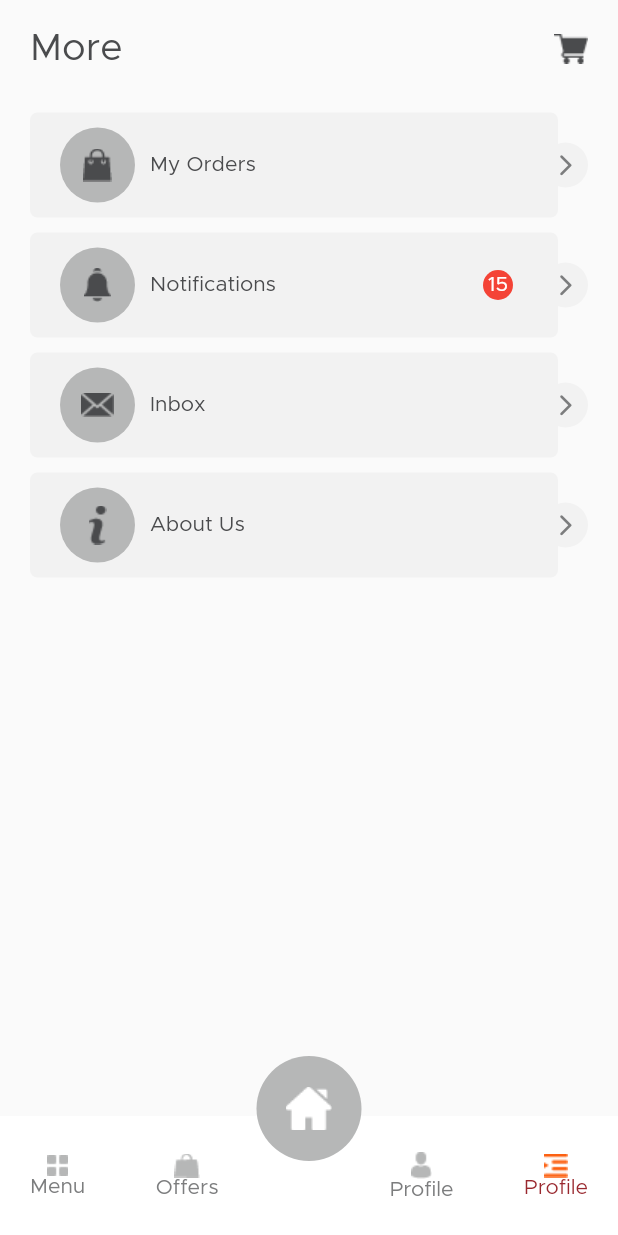
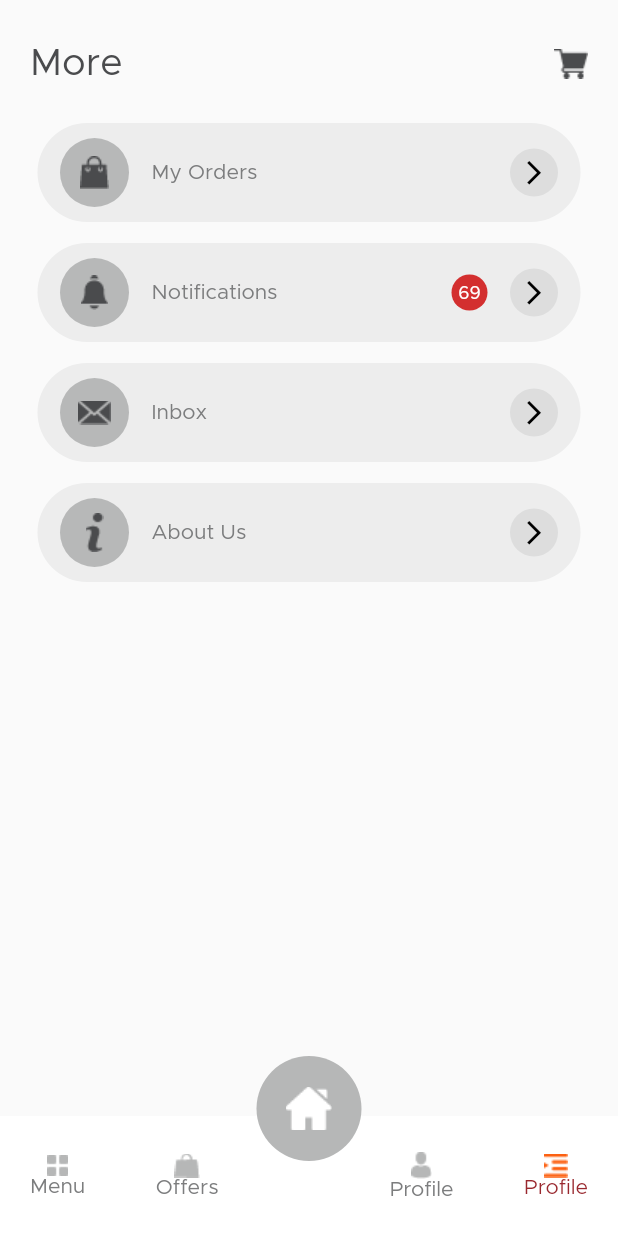
Before and after one commit to Aldwinny/sw-foody, a Flutter app: the MoreScreen screen opened by its route, on a phone screen of 412 x 824 dp. Run offline on Flutter 3.47's test engine with Material 2 defaults, Android fonts, the phone set to English and light mode, and no system bars.

Commit message:
Refactor Complete: Await testing and integration

```diff
--- a/lib/screens/home/more_screen.dart
+++ b/lib/screens/home/more_screen.dart
@@ -7,6 +7,7 @@ import 'package:foody_app/shared/colors.dart';
 import 'package:foody_app/utils/helper.dart';
 import 'package:foody_app/widgets/foody_navbar.dart';
 
+/// Refactor Complete
 class MoreScreen extends StatelessWidget {
   static const routeName = "/moreScreen";
   const MoreScreen({super.key});
@@ -22,11 +23,12 @@ class MoreScreen extends StatelessWidget {
               width: Helper.getScreenWidth(context),
               padding: const EdgeInsets.symmetric(horizontal: 20.0),
               child: SingleChildScrollView(
+                child: Padding(
+                  padding: const EdgeInsets.only(bottom: 100),
                   child: Column(children: [
-                  const SizedBox(
-                    height: 20,
-                  ),
-                  Row(
+                    Padding(
+                      padding: const EdgeInsets.only(bottom: 20, top: 30),
+                      child: Row(
                         mainAxisAlignment: MainAxisAlignment.spaceBetween,
                         children: [
                           Text(
@@ -38,11 +40,6 @@ class MoreScreen extends StatelessWidget {
                           ),
                         ],
                       ),
-                  const SizedBox(
-                    height: 20,
-                  ),
-                  const SizedBox(
-                    height: 10,
                     ),
                     MoreCard(
                       image: Image.asset(
@@ -50,11 +47,9 @@ class MoreScreen extends StatelessWidget {
                       ),
                       name: "My Orders",
                       handler: () {
-                      Navigator.of(context).pushNamed(MyOrderScreen.routeName);
+                        Navigator.of(context)
+                            .pushNamed(MyOrderScreen.routeName);
                       },
-                  ),
-                  const SizedBox(
-                    height: 10,
                     ),
                     MoreCard(
                       image: Image.asset(
@@ -67,9 +62,6 @@ class MoreScreen extends StatelessWidget {
                             .pushNamed(NotificationScreen.routeName);
                       },
                     ),
-                  const SizedBox(
-                    height: 10,
-                  ),
                     MoreCard(
                       image: Image.asset(
                         Helper.getAssetName("mail.png", "virtual"),
@@ -78,9 +70,6 @@ class MoreScreen extends StatelessWidget {
                       handler: () {
                         Navigator.of(context).pushNamed(InboxScreen.routeName);
                       },
-                  ),
-                  const SizedBox(
-                    height: 10,
                     ),
                     MoreCard(
                       image: Image.asset(
@@ -91,16 +80,13 @@ class MoreScreen extends StatelessWidget {
                         Navigator.of(context).pushNamed(AboutScreen.routeName);
                       },
                     ),
-                  const SizedBox(
-                    height: 10,
+                  ]),
                 ),
-                ]),
               ),
             ),
           ),
           const Positioned(
             bottom: 0,
-            left: 0,
             child: FoodyNavBar(
               more: true,
             ),
@@ -112,101 +98,73 @@ class MoreScreen extends StatelessWidget {
 }
 
 class MoreCard extends StatelessWidget {
-  const MoreCard({
-    super.key,
+  const MoreCard(
+      {super.key,
       required this.name,
       this.image,
       this.isNoti = false,
       this.handler,
-  });
+      this.padding = const EdgeInsets.symmetric(horizontal: 5, vertical: 7)});
 
   final String name;
   final Image? image;
   final bool isNoti;
   final Function()? handler;
+  final EdgeInsetsGeometry padding;
 
   @override
   Widget build(BuildContext context) {
-    return GestureDetector(
+    return Padding(
+      padding: padding,
+      child: Material(
+        color: AppColor.placeholder.withAlpha(50),
+        borderRadius: BorderRadius.circular(100),
+        child: InkWell(
+          borderRadius: BorderRadius.circular(100),
           onTap: handler,
-      child: SizedBox(
-        height: 70,
-        width: double.infinity,
-        child: Stack(
-          children: [
-            Container(
-              height: double.infinity,
-              width: double.infinity,
-              margin: const EdgeInsets.only(
-                right: 20,
+          child: Flex(
+            direction: Axis.horizontal,
+            children: <Widget>[
+              Padding(
+                padding:
+                    const EdgeInsets.symmetric(horizontal: 15, vertical: 10),
+                child: CircleAvatar(
+                    radius: 23,
+                    backgroundColor: AppColor.placeholder.withAlpha(250),
+                    child: image),
               ),
-              padding: const EdgeInsets.symmetric(horizontal: 20.0),
-              decoration: ShapeDecoration(
-                shape: RoundedRectangleBorder(
-                  borderRadius: BorderRadius.circular(5),
-                ),
-                color: AppColor.placeholderBg,
-              ),
+              Text(name),
+              Expanded(
+                  flex: 1,
+                  child: Padding(
+                    padding: const EdgeInsets.only(right: 15),
                     child: Row(
-                children: [
-                  Container(
-                      width: 50,
-                      height: 50,
-                      decoration: const ShapeDecoration(
-                        shape: CircleBorder(),
-                        color: AppColor.placeholder,
-                      ),
-                      child: image),
-                  const SizedBox(
-                    width: 10,
-                  ),
-                  Text(
-                    name,
-                    style: const TextStyle(
-                      color: AppColor.primary,
-                    ),
-                  ),
-                ],
-              ),
-            ),
-            Align(
-              alignment: Alignment.centerRight,
-              child: Container(
-                height: 30,
-                width: 30,
-                decoration: const ShapeDecoration(
-                  shape: CircleBorder(),
-                  color: AppColor.placeholderBg,
-                ),
-                child: const Icon(
-                  Icons.arrow_forward_ios_rounded,
-                  color: AppColor.secondary,
-                  size: 17,
+                      mainAxisAlignment: MainAxisAlignment.end,
+                      children: <Widget>[
+                        if (isNoti)
+                          const Padding(
+                            padding: EdgeInsets.only(right: 15),
+                            child: CircleAvatar(
+                              radius: 12,
+                              child: Center(
+                                child: Text(
+                                  "69",
+                                  style: TextStyle(
+                                      color: Colors.white, fontSize: 12),
                                 ),
                               ),
                             ),
-            if (isNoti)
-              Align(
-                alignment: Alignment.centerRight,
-                child: Container(
-                  height: 20,
-                  width: 20,
-                  margin: const EdgeInsets.only(
-                    right: 50,
                           ),
-                  decoration: const ShapeDecoration(
-                    shape: CircleBorder(),
-                    color: Colors.red,
+                        CircleAvatar(
+                            radius: 16,
+                            backgroundColor: AppColor.placeholder.withAlpha(75),
+                            child: const Icon(Icons.arrow_forward_ios,
+                                size: 19, color: Colors.black))
+                      ],
                     ),
-                  child: const Center(
-                    child: Text(
-                      "15",
-                      style: TextStyle(color: Colors.white),
+                  ))
+            ],
           ),
-                  ),
-                ),
-              )
-          ],
         ),
       ),
     );
```
Lines whose indentation alone changed are shown as unchanged.
